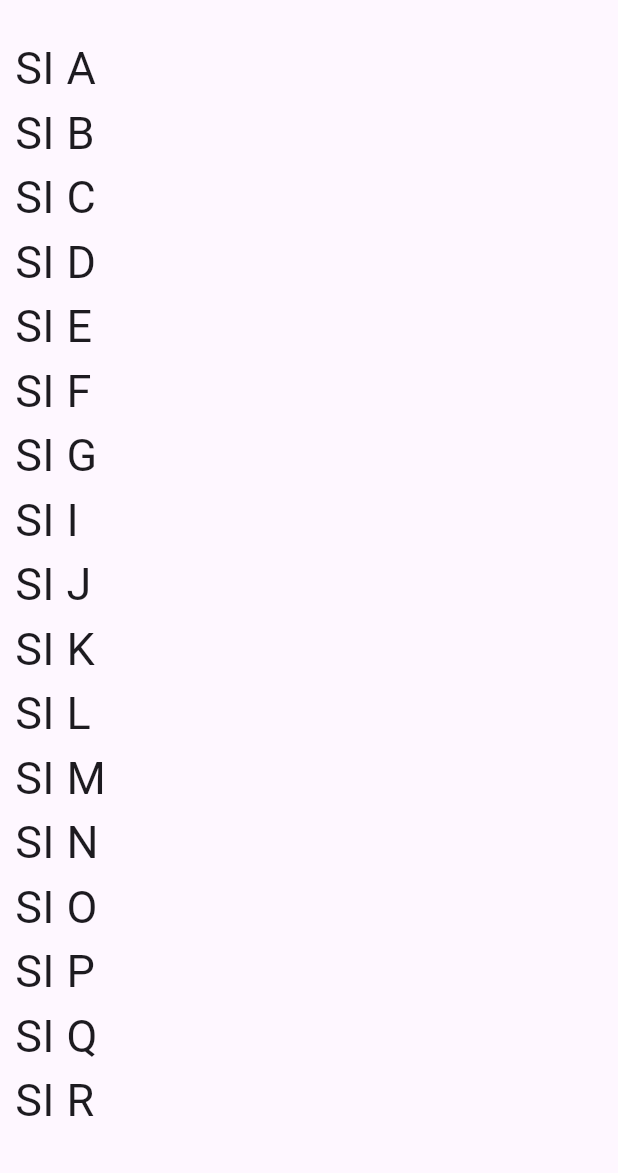
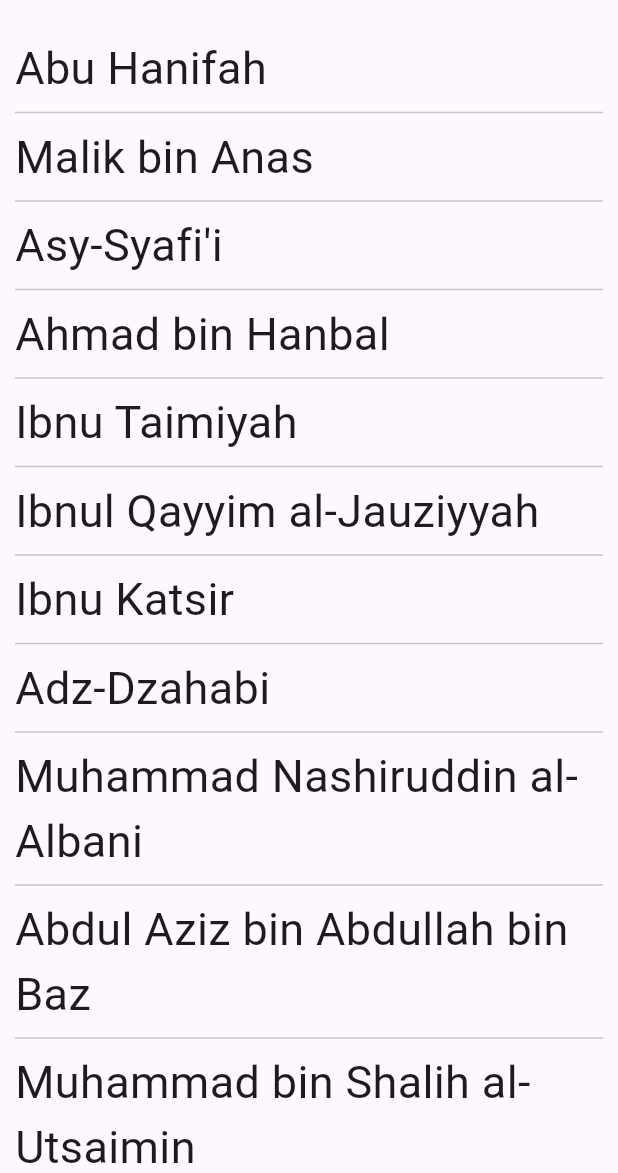
Before and after one commit to kuliahpakdian/flutter_dasar, a Flutter app: the screen it shows after launch, on a phone screen of 412 x 824 dp, the part 63-1236 px from its top. Run offline on Flutter 3.47's test engine with Material 3 defaults, Android fonts, the phone set to English and light mode, and no system bars.

```diff
--- a/lib/screens/my_home_page.dart
+++ b/lib/screens/my_home_page.dart
@@ -4,24 +4,20 @@ class MyHomePage extends StatelessWidget {
   MyHomePage({super.key, required this.title});
 
   final String title;
-  final List<String> mahasiswa = [
-    'SI A',
-    'SI B',
-    'SI C',
-    'SI D',
-    'SI E',
-    'SI F',
-    'SI G',
-    'SI I',
-    'SI J',
-    'SI K',
-    'SI L',
-    'SI M',
-    'SI N',
-    'SI O',
-    'SI P',
-    'SI Q',
-    'SI R',
+  final List<String> ulama = [
+    'Abu Hanifah',
+    'Malik bin Anas',
+    'Asy-Syafi\'i',
+    'Ahmad bin Hanbal',
+    'Ibnu Taimiyah',
+    'Ibnul Qayyim al-Jauziyyah',
+    'Ibnu Katsir',
+    'Adz-Dzahabi',
+    'Muhammad Nashiruddin al-Albani',
+    'Abdul Aziz bin Abdullah bin Baz',
+    'Muhammad bin Shalih al-Utsaimin',
+    'Shalih bin Fauzan al-Fauzan',
+    'Abdurrazaq bin Abdul Muhsin al Badr',
   ];
 
   @override
@@ -30,13 +26,14 @@ class MyHomePage extends StatelessWidget {
       appBar: AppBar(
         title: Text(title),
       ),
-      body: ListView.builder(
-        padding: EdgeInsets.all(10),
-        itemCount: mahasiswa.length,
+      body: ListView.separated(
+        padding: const EdgeInsets.all(10),
+        itemCount: ulama.length,
+        separatorBuilder: (context,index)=>const Divider(),
         itemBuilder: (context,index){
           return Text(
-            '${mahasiswa[index]}',
-            style: TextStyle(fontSize: 30),
+            ulama[index],
+            style: const TextStyle(fontSize: 30),
             );
         },
       ),
```
